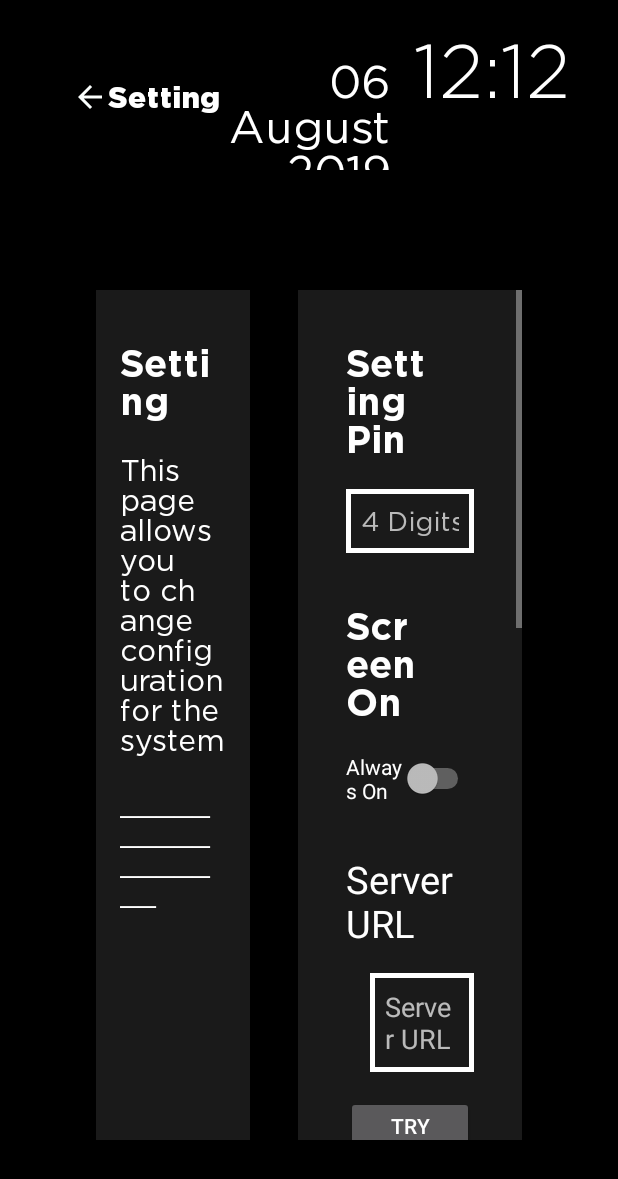
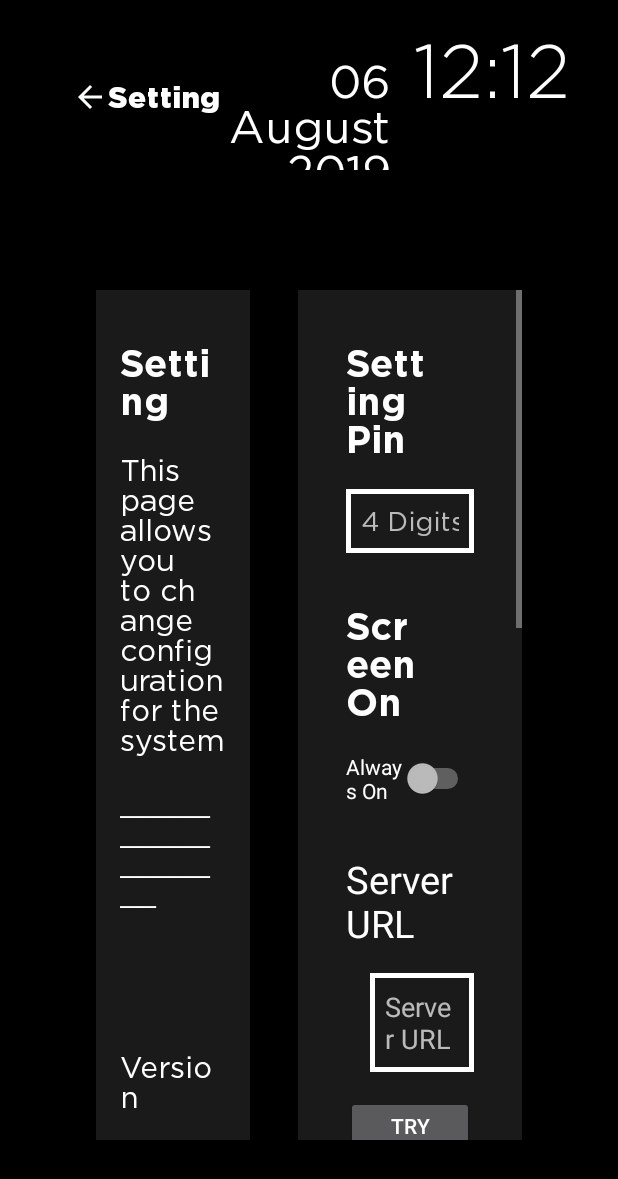
Before and after one commit to HarisWeitani/RoomManagementSystem, an Android app: the layout activity_admin_setting.xml on its own in the app's theme, with its tools: preview values and no code run, on a phone screen of 412 x 824 dp. Shown: the top 1179 px of the screen. Run offline under Robolectric (Android 15) with nearby library versions, the light colour scheme and no system bars.

Commit message:
Add Version Code

```diff
--- a/app/build.gradle
+++ b/app/build.gradle
@@ -16,8 +16,8 @@ android {
         //min sdk version 23 sebelumnya 20
         minSdkVersion 18
         targetSdkVersion 28
-        versionCode 36
-        versionName "0.26.0"
+        versionCode 38
+        versionName "0.26.2"
         testInstrumentationRunner "androidx.test.runner.AndroidJUnitRunner"
 
         multiDexEnabled true
--- a/app/src/main/java/com/hw/rms/roommanagementsystem/AdminActivity/AdminSettingActivity.kt
+++ b/app/src/main/java/com/hw/rms/roommanagementsystem/AdminActivity/AdminSettingActivity.kt
@@ -23,6 +23,7 @@ import com.github.nkzawa.socketio.client.Socket
 import com.google.gson.Gson
 import com.hw.rms.roommanagementsystem.Adapter.SpinnerRoomAdapter
 import com.hw.rms.roommanagementsystem.Adapter.SpinnerBuildingAdapter
+import com.hw.rms.roommanagementsystem.BuildConfig
 import com.hw.rms.roommanagementsystem.Data.*
 import com.hw.rms.roommanagementsystem.Helper.API
 import com.hw.rms.roommanagementsystem.Helper.DAO
@@ -91,6 +92,8 @@ class AdminSettingActivity : AppCompatActivity() {
     lateinit var tv_clock : TextView
     lateinit var tv_date : TextView
 
+    lateinit var tv_version_name : TextView
+
     override fun onCreate(savedInstanceState: Bundle?) {
         super.onCreate(savedInstanceState)
         setContentView(R.layout.activity_admin_setting)
@@ -155,6 +158,9 @@ class AdminSettingActivity : AppCompatActivity() {
             }
 
         tvDeviceSerialNumber.text = imeiDevice
+
+        tv_version_name = findViewById(R.id.tv_version_name)
+        tv_version_name.text = "V ${BuildConfig.VERSION_NAME}"
 
         initDateTime()
         initButtonListener()
--- a/app/src/main/res/layout/activity_admin_setting.xml
+++ b/app/src/main/res/layout/activity_admin_setting.xml
@@ -134,6 +134,19 @@
                 android:textSize="20sp"
 
                 android:visibility="gone"
+                />
+
+            <TextView
+                android:id="@+id/tv_version_name"
+                android:layout_width="wrap_content"
+                android:layout_height="match_parent"
+                android:layout_marginBottom="16dp"
+                android:gravity="bottom"
+
+                android:text="Version"
+                android:fontFamily="@font/gotham_book"
+                android:textColor="@color/white"
+                android:textSize="20sp"
                 />
 
         </LinearLayout>
```
